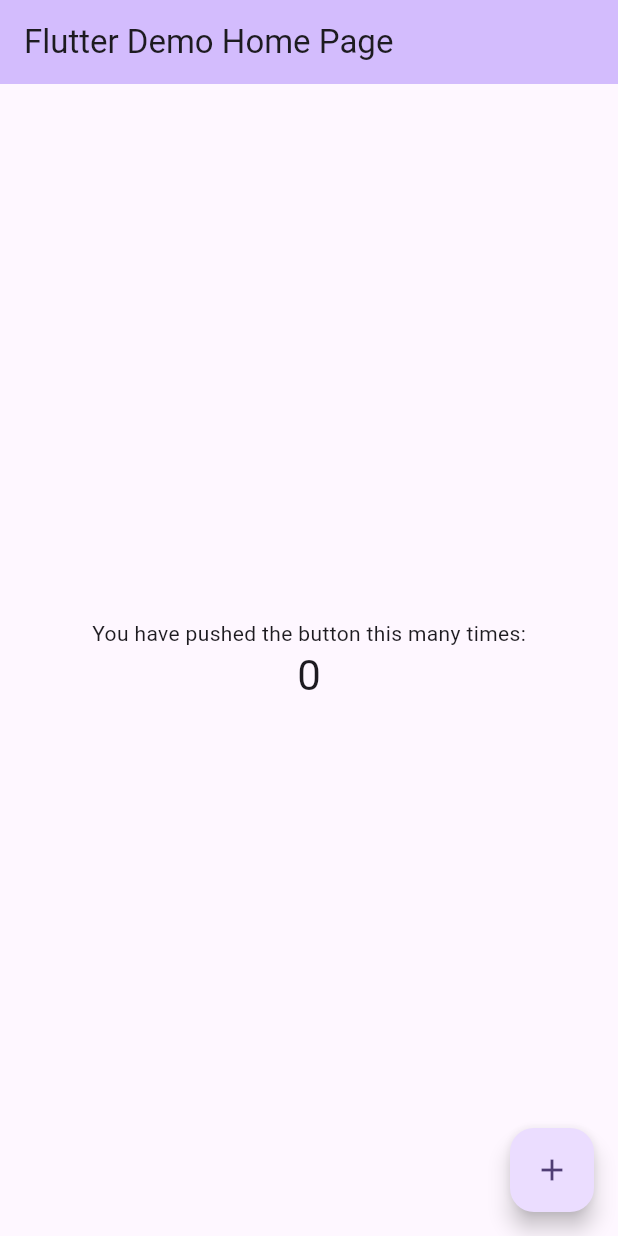
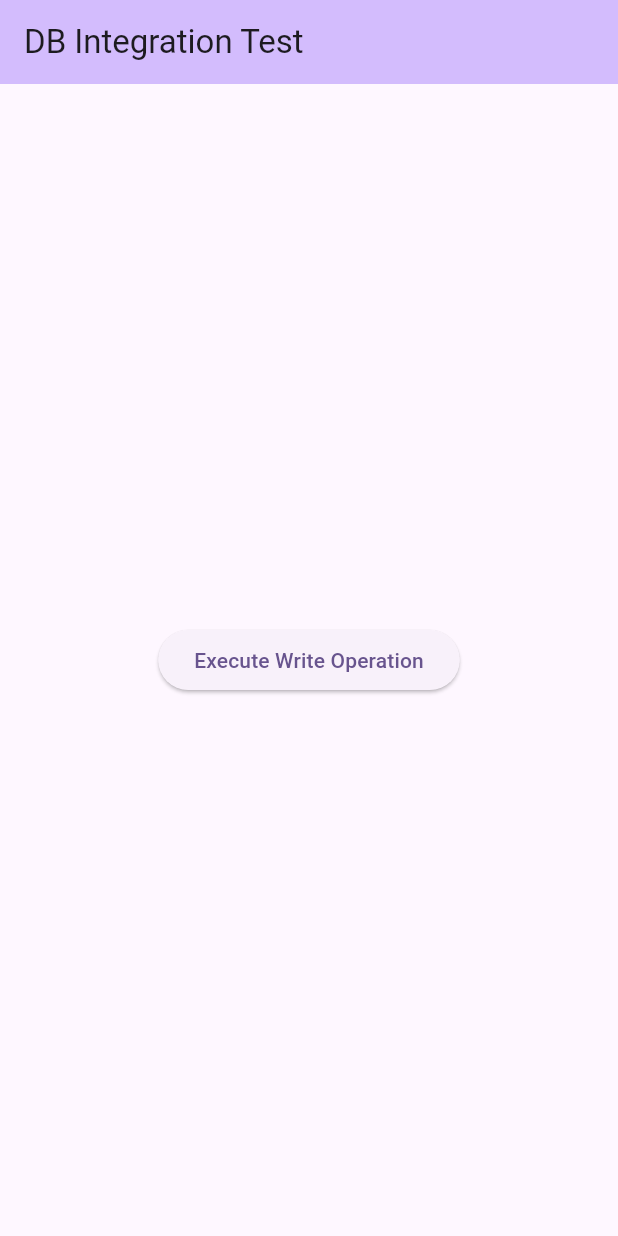
Before and after one commit to Shanu7002/academiaGrazi, a Flutter app: the screen it shows after launch, on a phone screen of 412 x 824 dp. Run offline on Flutter 3.47's test engine with Material 3 defaults, Android fonts, the phone set to English and light mode, and no system bars; our stand-ins replace cloud_firestore, firebase_core; accounts and stored records are empty.

Commit message:
build: fix firebase version problem and add a test user creation, so everyone can test connection before we start the develop

```diff
--- a/lib/main.dart
+++ b/lib/main.dart
@@ -1,8 +1,10 @@
 import 'package:flutter/material.dart';
 import 'package:firebase_core/firebase_core.dart';
+import 'package:cloud_firestore/cloud_firestore.dart';
 import 'firebase_options.dart';
 
 void main() async {
+  // Required to bind native channels before UI rendering
   WidgetsFlutterBinding.ensureInitialized();
 
   await Firebase.initializeApp(options: DefaultFirebaseOptions.currentPlatform);
@@ -13,116 +15,56 @@ void main() async {
 class MyApp extends StatelessWidget {
   const MyApp({super.key});
 
-  // This widget is the root of your application.
   @override
   Widget build(BuildContext context) {
     return MaterialApp(
-      title: 'Flutter Demo',
+      title: 'Academia Grazi',
       theme: ThemeData(
-        // This is the theme of your application.
-        //
-        // TRY THIS: Try running your application with "flutter run". You'll see
-        // the application has a purple toolbar. Then, without quitting the app,
-        // try changing the seedColor in the colorScheme below to Colors.green
-        // and then invoke "hot reload" (save your changes or press the "hot
-        // reload" button in a Flutter-supported IDE, or press "r" if you used
-        // the command line to start the app).
-        //
-        // Notice that the counter didn't reset back to zero; the application
-        // state is not lost during the reload. To reset the state, use hot
-        // restart instead.
-        //
-        // This works for code too, not just values: Most code changes can be
-        // tested with just a hot reload.
         colorScheme: ColorScheme.fromSeed(seedColor: Colors.deepPurple),
       ),
-      home: const MyHomePage(title: 'Flutter Demo Home Page'),
+      // Routes directly to the database test screen
+      home: const TestScreen(),
     );
   }
 }
 
-class MyHomePage extends StatefulWidget {
-  const MyHomePage({super.key, required this.title});
+class TestScreen extends StatelessWidget {
+  const TestScreen({super.key});
 
-  // This widget is the home page of your application. It is stateful, meaning
-  // that it has a State object (defined below) that contains fields that affect
-  // how it looks.
+  Future<void> _executeTestWrite() async {
+    try {
+      // Executes an O(1) network write directly to the Firestore edge node
+      await FirebaseFirestore.instance
+          .collection('users')
+          .doc('test-user-123')
+          .set({
+            'name': 'Test User',
+            'email': 'test@academiagrazi.com',
+            'role': 'student',
+            'createdAt': FieldValue.serverTimestamp(),
+          });
 
-  // This class is the configuration for the state. It holds the values (in this
-  // case the title) provided by the parent (in this case the App widget) and
-  // used by the build method of the State. Fields in a Widget subclass are
-  // always marked "final".
-
-  final String title;
-
-  @override
-  State<MyHomePage> createState() => _MyHomePageState();
-}
-
-class _MyHomePageState extends State<MyHomePage> {
-  int _counter = 0;
-
-  void _incrementCounter() {
-    setState(() {
-      // This call to setState tells the Flutter framework that something has
-      // changed in this State, which causes it to rerun the build method below
-      // so that the display can reflect the updated values. If we changed
-      // _counter without calling setState(), then the build method would not be
-      // called again, and so nothing would appear to happen.
-      _counter++;
-    });
+      debugPrint('SUCCESS: Document written to Firestore.');
+    } on FirebaseException catch (e) {
+      debugPrint('FIREBASE EXCEPTION: ${e.code} - ${e.message}');
+    } catch (e) {
+      debugPrint('SYSTEM ERROR: $e');
+    }
   }
 
   @override
   Widget build(BuildContext context) {
-    // This method is rerun every time setState is called, for instance as done
-    // by the _incrementCounter method above.
-    //
-    // The Flutter framework has been optimized to make rerunning build methods
-    // fast, so that you can just rebuild anything that needs updating rather
-    // than having to individually change instances of widgets.
     return Scaffold(
       appBar: AppBar(
-        // TRY THIS: Try changing the color here to a specific color (to
-        // Colors.amber, perhaps?) and trigger a hot reload to see the AppBar
-        // change color while the other colors stay the same.
         backgroundColor: Theme.of(context).colorScheme.inversePrimary,
-        // Here we take the value from the MyHomePage object that was created by
-        // the App.build method, and use it to set our appbar title.
-        title: Text(widget.title),
+        title: const Text('DB Integration Test'),
       ),
       body: Center(
-        // Center is a layout widget. It takes a single child and positions it
-        // in the middle of the parent.
-        child: Column(
-          // Column is also a layout widget. It takes a list of children and
-          // arranges them vertically. By default, it sizes itself to fit its
-          // children horizontally, and tries to be as tall as its parent.
-          //
-          // Column has various properties to control how it sizes itself and
-          // how it positions its children. Here we use mainAxisAlignment to
-          // center the children vertically; the main axis here is the vertical
-          // axis because Columns are vertical (the cross axis would be
-          // horizontal).
-          //
-          // TRY THIS: Invoke "debug painting" (choose the "Toggle Debug Paint"
-          // action in the IDE, or press "p" in the console), to see the
-          // wireframe for each widget.
-          mainAxisAlignment: MainAxisAlignment.center,
-          children: <Widget>[
-            const Text('You have pushed the button this many times:'),
-            Text(
-              '$_counter',
-              style: Theme.of(context).textTheme.headlineMedium,
-            ),
-          ],
+        child: ElevatedButton(
+          onPressed: _executeTestWrite,
+          child: const Text('Execute Write Operation'),
         ),
       ),
-      floatingActionButton: FloatingActionButton(
-        onPressed: _incrementCounter,
-        tooltip: 'Increment',
-        child: const Icon(Icons.add),
-      ), // This trailing comma makes auto-formatting nicer for build methods.
     );
   }
 }
--- a/pubspec.yaml
+++ b/pubspec.yaml
@@ -2,7 +2,7 @@ name: academiagrazi
 description: "A new Flutter project."
 # The following line prevents the package from being accidentally published to
 # pub.dev using `flutter pub publish`. This is preferred for private packages.
-publish_to: 'none' # Remove this line if you wish to publish to pub.dev
+publish_to: "none" # Remove this line if you wish to publish to pub.dev
 
 # The following defines the version and build number for your application.
 # A version number is three numbers separated by dots, like 1.2.43
@@ -53,7 +53,6 @@ dev_dependencies:
 
 # The following section is specific to Flutter packages.
 flutter:
-
   # The following line ensures that the Material Icons font is
   # included with your application, so that you can use the icons in
   # the material Icons class.
@@ -89,3 +88,5 @@ flutter:
   #
   # For details regarding fonts from package dependencies,
   # see https://flutter.dev/to/font-from-package
+dependency_overrides:
+  firebase_core_web: 3.10.0
```
Also changed, not shown: pubspec.lock.
